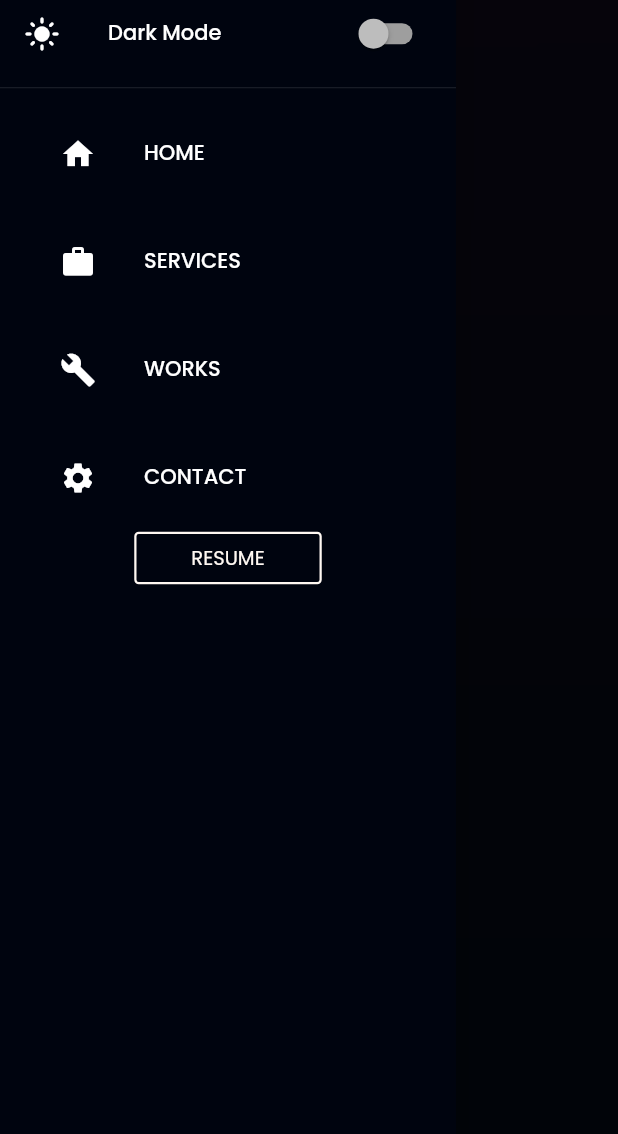
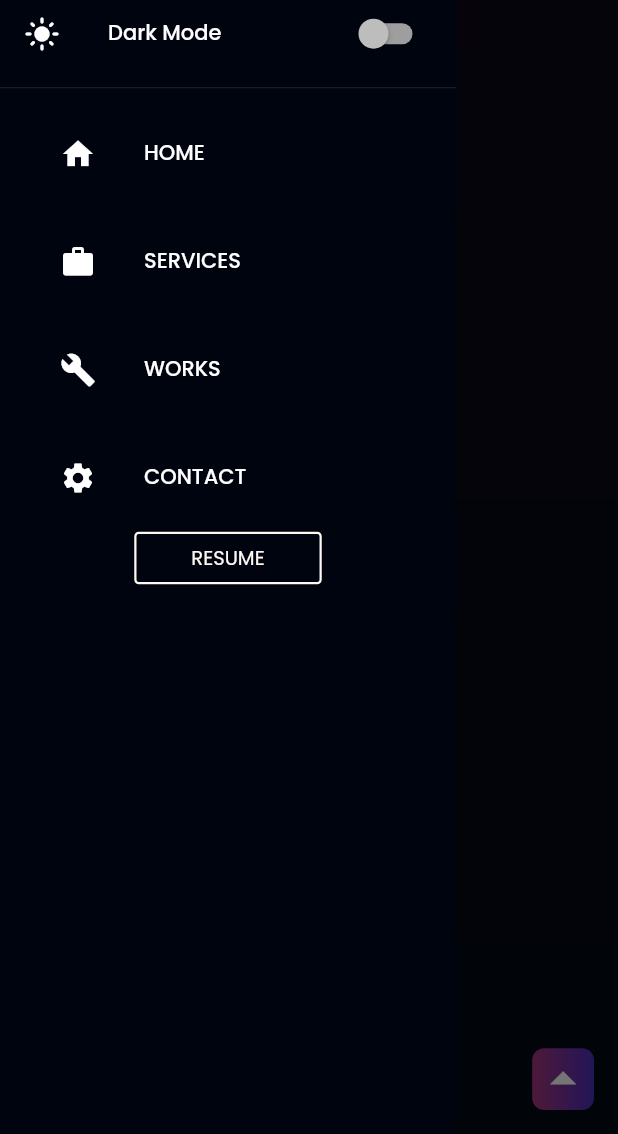
Before and after one commit to akosijho/flutter_portfolio, a Flutter app: the screen it shows after launch, with the side drawer open, on a phone screen of 412 x 824 dp, the part 102-1236 px from its top. Run offline on Flutter 3.47's test engine with Material 2 defaults, Android fonts, the phone set to English and light mode, and no system bars; our stand-ins replace bloc, connectivity_plus, flutter_bloc, scrollable_positioned_list, sizer.

Commit message:
Create back to top button.

```diff
--- a/lib/app/sections/main/main_page.dart
+++ b/lib/app/sections/main/main_page.dart
@@ -3,6 +3,7 @@ import 'dart:ui';
 import 'package:flutter/material.dart';
 import 'package:flutter_bloc/flutter_bloc.dart';
 import 'package:my_portfolio/app/sections/main/widgets/widgets.dart';
+import 'package:my_portfolio/app/widgets/back_to_top_arrow.dart';
 import 'package:my_portfolio/core/color/colors.dart';
 import 'package:my_portfolio/core/configs/app.dart';
 import 'package:my_portfolio/core/providers/drawer_provider.dart';
@@ -20,6 +21,7 @@ class MainPage extends StatelessWidget {
     final drawerProvider = Provider.of<DrawerProvider>(context);
     double height = MediaQuery.sizeOf(context).height;
     double width = MediaQuery.sizeOf(context).width;
+    return BlocBuilder<ThemeCubit, ThemeState>(builder: (context, state) {
       return Scaffold(
         key: drawerProvider.scaffoldKey,
         extendBodyBehindAppBar: true,
@@ -31,9 +33,7 @@ class MainPage extends StatelessWidget {
               mobile: NavBarTablet(),
             )),
         drawer: !ResponsiveWidget.isDesktop(context) ? const MobileDrawer() : null,
-      body: BlocBuilder<ThemeCubit, ThemeState>(
-        builder: (context, state) {
-          return Stack(
+        body: Stack(
           children: [
             Positioned(
               height: height * 0.2,
@@ -84,9 +84,9 @@ class MainPage extends StatelessWidget {
                 ),
               ),
           ],
+        ),
+        floatingActionButton: const BackToTopArrow(),
       );
-        },
-      ),
-    );
+    });
   }
 }
--- /dev/null
+++ b/lib/app/widgets/back_to_top_arrow.dart
@@ -0,0 +1,53 @@
+import 'package:flutter/material.dart';
+import 'package:my_portfolio/core/animations/animations.dart';
+import 'package:my_portfolio/core/color/colors.dart';
+import 'package:my_portfolio/core/providers/scroll_provider.dart';
+import 'package:provider/provider.dart';
+import 'package:sizer/sizer.dart';
+
+class BackToTopArrow extends StatefulWidget {
+  const BackToTopArrow({super.key});
+
+  @override
+  State<BackToTopArrow> createState() => _BackToTopArrowState();
+}
+
+class _BackToTopArrowState extends State<BackToTopArrow> {
+  bool isHover = false;
+
+  @override
+  Widget build(BuildContext context) {
+    final scrollProvider = Provider.of<ScrollProvider>(context);
+    return EntranceFader(
+      offset: const Offset(0, 20),
+      child: Padding(
+        padding: EdgeInsets.only(top: MediaQuery.sizeOf(context).height * 0.025),
+        child: Row(
+          mainAxisAlignment: MainAxisAlignment.end,
+          children: [
+            InkWell(
+              borderRadius: BorderRadius.circular(8),
+              onTap: () => scrollProvider.jumpTo(0),
+              onHover: (isHovering) {
+                setState(() {
+                  isHover = isHovering ? true : false;
+                });
+              },
+              child: Container(
+                decoration: BoxDecoration(
+                    gradient: isHover ? buttonGradient : pinkPurple,
+                    borderRadius: BorderRadius.circular(8),
+                    boxShadow: isHover ? [const BoxShadow(blurRadius: 12.0, offset: Offset(2.0, 3.0))] : null),
+                child: Icon(
+                  Icons.arrow_drop_up_outlined,
+                  color: isHover ? blackColor : whiteColor,
+                  size: 5.h,
+                ),
+              ),
+            )
+          ],
+        ),
+      ),
+    );
+  }
+}
--- a/lib/app/widgets/widgets.dart
+++ b/lib/app/widgets/widgets.dart
@@ -4,3 +4,4 @@ export 'color_change_button.dart';
 export 'desktop_cc_button.dart';
 export 'mobile_cc_button.dart';
 export 'tab_cc_button.dart';
+export 'back_to_top_arrow.dart';
```
Lines whose indentation alone changed are shown as unchanged.
